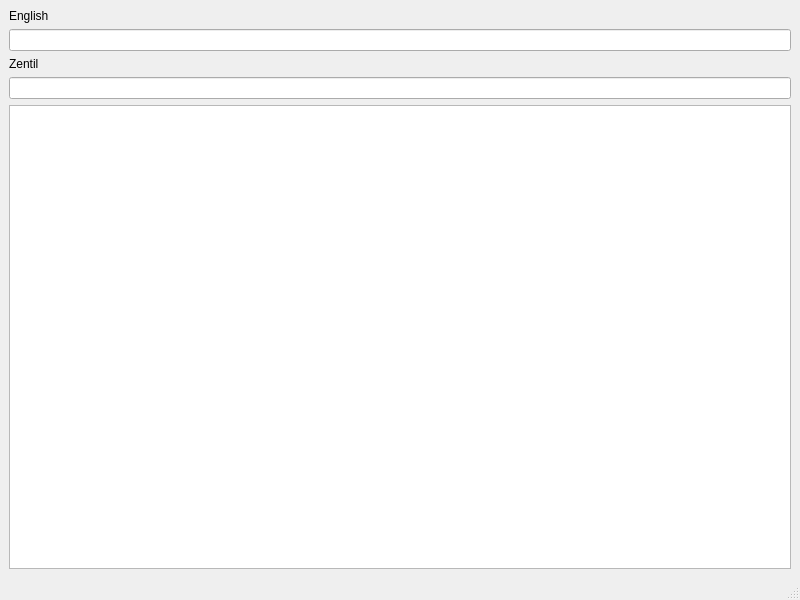
Above: world/mainwindow.ui from maxstrack/so-a-rr_language before the change. Below: the same form after it.
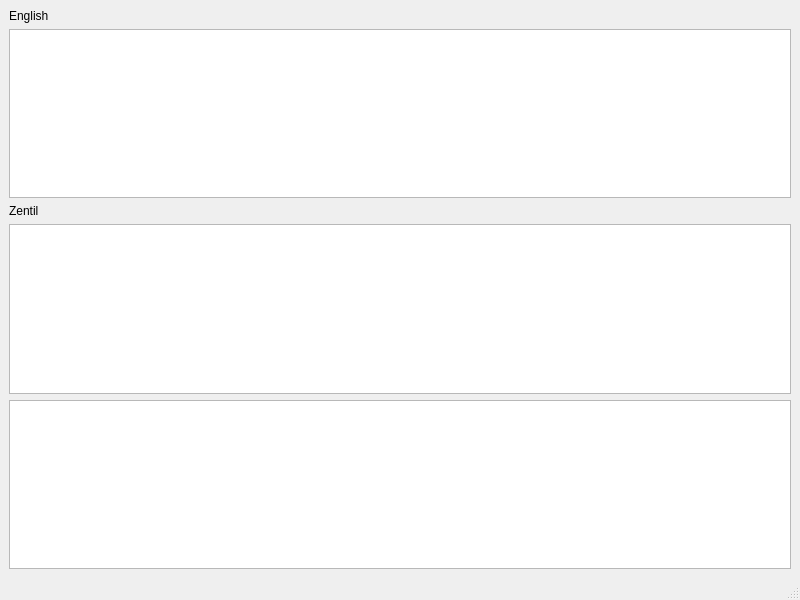
That is the form after the change.

Commit message: changed the QLineEdit to a QTextEdit for engOut and zenOut

The edit to the form file:
```diff
--- a/world/mainwindow.ui
+++ b/world/mainwindow.ui
@@ -25,11 +25,7 @@
        </widget>
       </item>
       <item>
-       <widget class="QLineEdit" name="engOut">
-        <property name="text">
-         <string/>
-        </property>
-       </widget>
+       <widget class="QTextEdit" name="engOut"/>
       </item>
       <item>
        <widget class="QLabel" name="zenLable">
@@ -39,7 +35,7 @@
        </widget>
       </item>
       <item>
-       <widget class="QLineEdit" name="zenOut"/>
+       <widget class="QTextEdit" name="zenOut"/>
       </item>
       <item>
        <widget class="QGraphicsView" name="graphicsView"/>
```
The commit also changes 3 other files.
